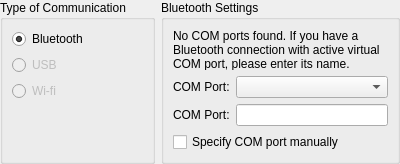
This is plugins/robots/interpreters/ev3KitInterpreter/src/ev3AdditionalPreferences.ui in qreal/qreal as Qt 5 draws it before an edit. The edited form follows.
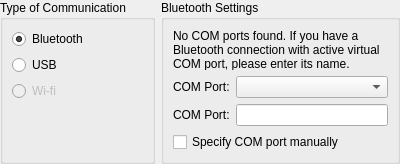
This is the edited form.

The edit to the form file:
```diff
--- a/plugins/robots/interpreters/ev3KitInterpreter/src/ev3AdditionalPreferences.ui
+++ b/plugins/robots/interpreters/ev3KitInterpreter/src/ev3AdditionalPreferences.ui
@@ -48,13 +48,13 @@
       <item row="1" column="0">
        <widget class="QRadioButton" name="usbRadioButton">
         <property name="enabled">
-         <bool>false</bool>
+         <bool>true</bool>
         </property>
         <property name="text">
          <string>USB</string>
         </property>
         <property name="checkable">
-         <bool>false</bool>
+         <bool>true</bool>
         </property>
        </widget>
       </item>
```
